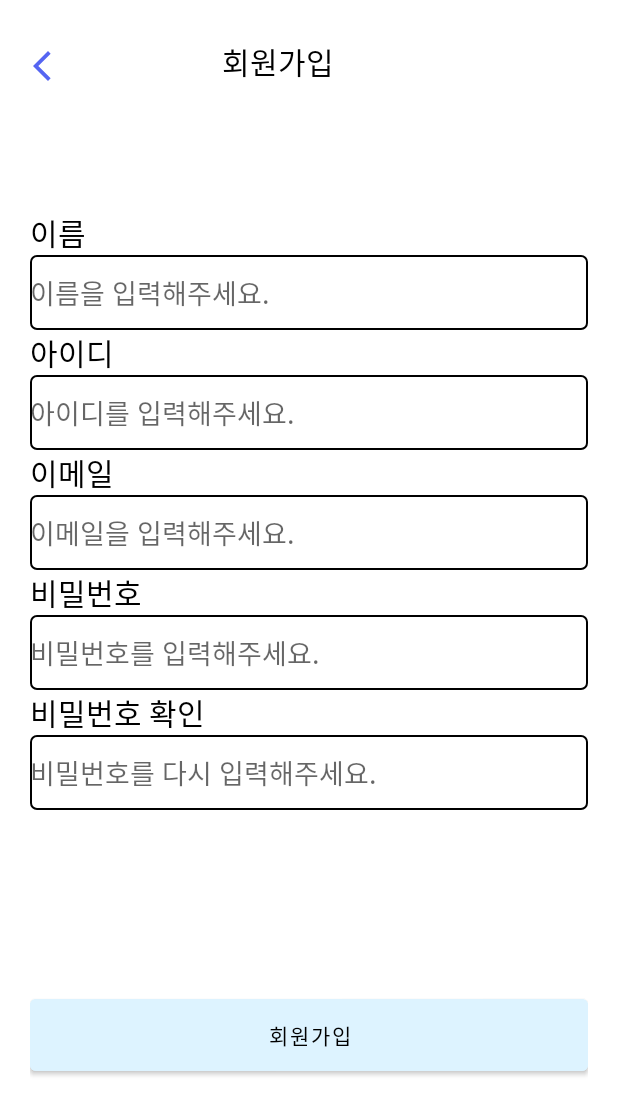
After one commit to minzero31/2024-meit-frontend, an Android app: the fragment SignupFragment placed in its activity, on a phone screen of 412 x 824 dp. The commit adds this screen. Shown: the top 1115 px of the screen. Run offline under Robolectric (Android 15) with nearby library versions, the light colour scheme and no system bars.

Commit message:
Feature : 온보딩 Fragment에서 회원가입 fragment로 전환 성공 #6 #8

```diff
--- a/app/src/main/java/com/example/a2024_meit_frontend/MainActivity.kt
+++ b/app/src/main/java/com/example/a2024_meit_frontend/MainActivity.kt
@@ -6,6 +6,7 @@ import androidx.appcompat.app.AppCompatActivity
 import com.example.a2024_meit_frontend.databinding.ActivityMainBinding
 import com.example.a2024_meit_frontend.ui.login.LoginFragment
 import com.example.a2024_meit_frontend.ui.onboarding.OnboardingFragment
+import com.example.a2024_meit_frontend.ui.signup.SignupFragment
 import com.google.android.material.bottomnavigation.BottomNavigationView
 
 class MainActivity : AppCompatActivity() {
@@ -32,15 +33,22 @@ class MainActivity : AppCompatActivity() {
     }
 
     // Fragment 전환 메서드 추가
+    // MainActivity.kt 파일에서 changeFragment 메서드를 아래와 같이 수정
     fun changeFragment(index: Int) {
-        when(index) {
+        when (index) {
             1 -> {
                 supportFragmentManager
                     .beginTransaction()
                     .replace(R.id.nav_host_fragment_activity_main, LoginFragment()) // LoginFragment로 전환
                     .commit()
             }
-            // 2는 더 이상 필요하지 않음
+            2 -> {
+                supportFragmentManager
+                    .beginTransaction()
+                    .replace(R.id.nav_host_fragment_activity_main, SignupFragment()) // SignupFragment로 전환
+                    .commit()
+            }
         }
     }
+
 }
--- a/app/src/main/java/com/example/a2024_meit_frontend/ui/onboarding/OnboardingFragment.kt
+++ b/app/src/main/java/com/example/a2024_meit_frontend/ui/onboarding/OnboardingFragment.kt
@@ -22,9 +22,9 @@ class OnboardingFragment : Fragment() {
         goLoginButton.setOnClickListener {
             (activity as MainActivity).changeFragment(1) // LoginFragment로 변경
         }
-        // 로그인 버튼 클릭 리스너 설정
+        // 회원가입 버튼 클릭 리스너 설정
         val goSignupButton = rootView.findViewById<View>(R.id.go_signup_button) // ID 변경
-        goLoginButton.setOnClickListener {
+        goSignupButton.setOnClickListener {
             (activity as MainActivity).changeFragment(2) // SignupFragment로 변경
         }
 
--- a/app/src/main/java/com/example/a2024_meit_frontend/ui/signup/SignUpFragment.kt
+++ /dev/null
@@ -1,4 +0,0 @@
-package com.example.a2024_meit_frontend.ui.signup
-
-class SignUpFragment {
-}
--- /dev/null
+++ b/app/src/main/java/com/example/a2024_meit_frontend/ui/signup/SignupFragment.kt
@@ -0,0 +1,19 @@
+package com.example.a2024_meit_frontend.ui.signup
+
+import android.os.Bundle
+import android.view.LayoutInflater
+import android.view.View
+import android.view.ViewGroup
+import androidx.fragment.app.Fragment
+import com.example.a2024_meit_frontend.R
+
+class SignupFragment : Fragment() {
+
+    override fun onCreateView(
+        inflater: LayoutInflater,
+        container: ViewGroup?,
+        savedInstanceState: Bundle?
+    ): View? {
+        return inflater.inflate(R.layout.fragment_signup, container, false)
+    }
+}
--- /dev/null
+++ b/app/src/main/res/layout/fragment_signup.xml
@@ -0,0 +1,148 @@
+<?xml version="1.0" encoding="utf-8"?>
+<androidx.constraintlayout.widget.ConstraintLayout
+    xmlns:android="http://schemas.android.com/apk/res/android"
+    android:id="@+id/signup_layout"
+    android:layout_width="match_parent"
+    android:layout_height="match_parent"
+    android:background="@color/white">
+
+    <LinearLayout
+        android:layout_marginTop="20dp"
+        android:layout_width="match_parent"
+        android:layout_height="match_parent"
+        android:orientation="horizontal">
+
+        <Button
+            android:id="@+id/before_signup_button"
+            android:layout_width="wrap_content"
+            android:layout_height="wrap_content"
+            android:background="@android:color/transparent"
+            android:drawableLeft="@drawable/ic_arrow_left"
+            android:drawablePadding="0dp"
+            android:text="" />
+
+
+        <TextView
+            android:layout_marginStart="60dp"
+            android:id="@+id/signup_title_textView"
+            android:layout_width="wrap_content"
+            android:layout_height="wrap_content"
+            android:layout_weight="1"
+            android:text="회원가입"
+            android:textColor="@color/black"
+            android:textSize="20sp"/>
+    </LinearLayout>
+
+    <LinearLayout
+        android:layout_marginTop="140dp"
+        android:layout_marginStart="20dp"
+        android:layout_marginEnd="20dp"
+        android:layout_width="match_parent"
+        android:layout_height="match_parent"
+        android:orientation="vertical">
+
+        <TextView
+            android:id="@+id/signup_name"
+            android:layout_width="match_parent"
+            android:layout_height="wrap_content"
+            android:text="이름"
+            android:textSize="20sp"
+            android:textColor="@color/black"/>
+
+        <EditText
+            android:id="@+id/input_name"
+            android:layout_width="match_parent"
+            android:layout_height="50dp"
+            android:ems="10"
+            android:inputType="text"
+            android:textColor="@color/black"
+            android:background="@drawable/edittext_background"
+            android:hint="이름을 입력해주세요." />
+
+        <TextView
+            android:id="@+id/signup_id"
+            android:layout_width="match_parent"
+            android:layout_height="wrap_content"
+            android:text="아이디"
+            android:textSize="20sp"
+            android:textColor="@color/black"/>
+
+        <EditText
+            android:id="@+id/input_id"
+            android:layout_width="match_parent"
+            android:layout_height="50dp"
+            android:ems="10"
+            android:inputType="text"
+            android:textColor="@color/black"
+            android:background="@drawable/edittext_background"
+            android:hint="아이디를 입력해주세요." />
+
+        <TextView
+            android:id="@+id/signup_email"
+            android:layout_width="match_parent"
+            android:layout_height="wrap_content"
+            android:text="이메일"
+            android:textSize="20sp"
+            android:textColor="@color/black"/>
+
+        <EditText
+            android:id="@+id/input_email"
+            android:layout_width="match_parent"
+            android:layout_height="50dp"
+            android:ems="10"
+            android:inputType="text"
+            android:textColor="@color/black"
+            android:background="@drawable/edittext_background"
+            android:hint="이메일을 입력해주세요." />
+
+
+        <TextView
+            android:id="@+id/textView3"
+            android:layout_width="match_parent"
+            android:layout_height="wrap_content"
+            android:text="비밀번호"
+            android:textSize="20sp"
+            android:textColor="@color/black"/>
+
+        <EditText
+            android:id="@+id/input_password"
+            android:layout_width="match_parent"
+            android:layout_height="50dp"
+            android:ems="10"
+            android:inputType="textPassword"
+            android:textColor="@color/black"
+            android:background="@drawable/edittext_background"
+            android:hint="비밀번호를 입력해주세요."/>
+
+        <TextView
+            android:id="@+id/signup_password_confirm"
+            android:layout_width="match_parent"
+            android:layout_height="wrap_content"
+            android:text="비밀번호 확인"
+            android:textSize="20sp"
+            android:textColor="@color/black"/>
+
+        <EditText
+            android:id="@+id/input_password_confirm"
+            android:layout_width="match_parent"
+            android:layout_height="50dp"
+            android:ems="10"
+            android:inputType="textPassword"
+            android:textColor="@color/black"
+            android:background="@drawable/edittext_background"
+            android:hint="비밀번호를 다시 입력해주세요."/>
+
+
+        <Button
+            android:id="@+id/signup_button"
+            android:layout_width="match_parent"
+            android:layout_height="60dp"
+            android:layout_marginTop="120dp"
+            android:layout_marginBottom="0dp"
+            android:text="회원가입"
+            android:gravity="center"
+            android:textColor="@color/black"
+            android:backgroundTint="@color/sky_blue"/>
+
+    </LinearLayout>
+</androidx.constraintlayout.widget.ConstraintLayout>
--- a/app/src/main/res/navigation/mobile_navigation.xml
+++ b/app/src/main/res/navigation/mobile_navigation.xml
@@ -31,6 +31,13 @@
 
     </fragment>
     <fragment
+        android:id="@+id/signupFragment"
+        android:name="com.example.a2024_meit_frontend.ui.login.LoginFragment"
+        android:label="SignupFragment"
+        tools:layout="@layout/fragment_signup">
+
+    </fragment>
+    <fragment
         android:id="@+id/onboardingFragment"
         android:name="com.example.a2024_meit_frontend.ui.onboarding.OnboardingFragment"
         android:label="OnboardingFragment"
@@ -39,6 +46,9 @@
         <action
             android:id="@+id/action_onboardingFragment_to_loginFragment"
             app:destination="@id/loginFragment" />
+        <action
+            android:id="@+id/action_onboardingFragment_to_signupFragment"
+            app:destination="@id/signupFragment" />
 
     </fragment>
 
```
